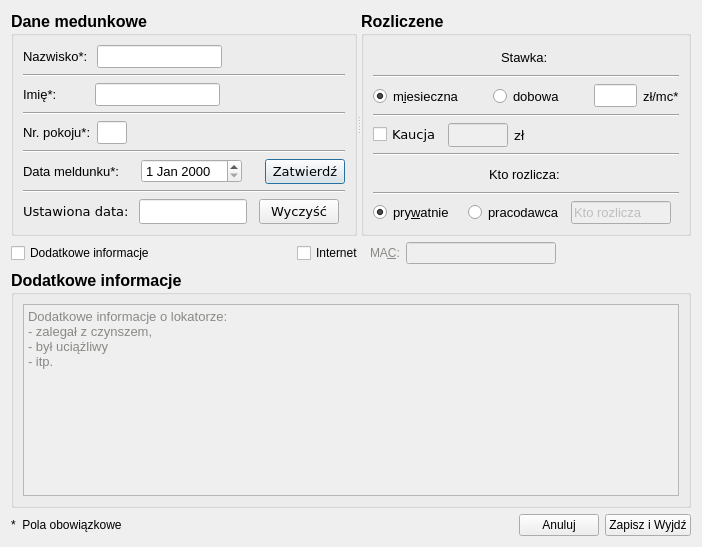
This is okno_dodaj_lokatora.ui in Ogon12/menadzer_lokatorow as Qt 5 draws it before an edit. The edited form follows.
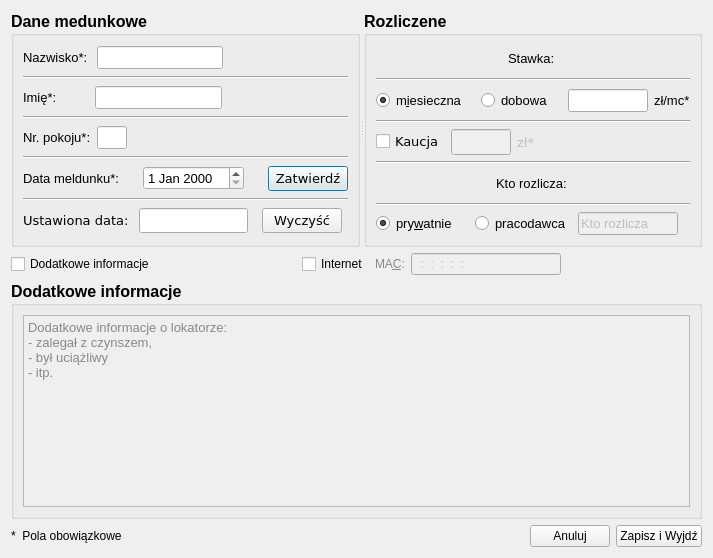
This is the edited form.

The edit to the form file:
```diff
--- a/okno_dodaj_lokatora.ui
+++ b/okno_dodaj_lokatora.ui
@@ -7,8 +7,8 @@
    <rect>
     <x>0</x>
     <y>0</y>
-    <width>702</width>
-    <height>518</height>
+    <width>713</width>
+    <height>558</height>
    </rect>
   </property>
   <property name="windowTitle">
@@ -203,6 +203,9 @@
            <property name="inputMethodHints">
             <set>Qt::ImhFormattedNumbersOnly</set>
            </property>
+           <property name="inputMask">
+            <string>00</string>
+           </property>
           </widget>
          </item>
          <item>
@@ -554,9 +557,15 @@
              <verstretch>0</verstretch>
             </sizepolicy>
            </property>
+           <property name="minimumSize">
+            <size>
+             <width>80</width>
+             <height>0</height>
+            </size>
+           </property>
            <property name="maximumSize">
             <size>
-             <width>60</width>
+             <width>80</width>
              <height>16777215</height>
             </size>
            </property>
@@ -567,6 +576,9 @@
              <bold>false</bold>
             </font>
            </property>
+           <property name="layoutDirection">
+            <enum>Qt::RightToLeft</enum>
+           </property>
            <property name="inputMethodHints">
             <set>Qt::ImhFormattedNumbersOnly|Qt::ImhPreferNumbers</set>
            </property>
@@ -639,10 +651,22 @@
              <bold>false</bold>
             </font>
            </property>
+           <property name="inputMask">
+            <string/>
+           </property>
           </widget>
          </item>
          <item>
           <widget class="QLabel" name="label_kaucja_zl">
+           <property name="enabled">
+            <bool>false</bool>
+           </property>
+           <property name="minimumSize">
+            <size>
+             <width>15</width>
+             <height>0</height>
+            </size>
+           </property>
            <property name="font">
             <font>
              <family>DejaVu Sans</family>
@@ -652,7 +676,7 @@
             </font>
            </property>
            <property name="text">
-            <string>zł</string>
+            <string>zł*</string>
            </property>
           </widget>
          </item>
@@ -972,6 +996,9 @@
            <height>16777215</height>
           </size>
          </property>
+         <property name="inputMask">
+          <string>HH:HH:HH:HH:HH:HH</string>
+         </property>
          <property name="maxLength">
           <number>32</number>
          </property>
```
Left out of the diff: 53 changed lines with no effect on the pictures.
